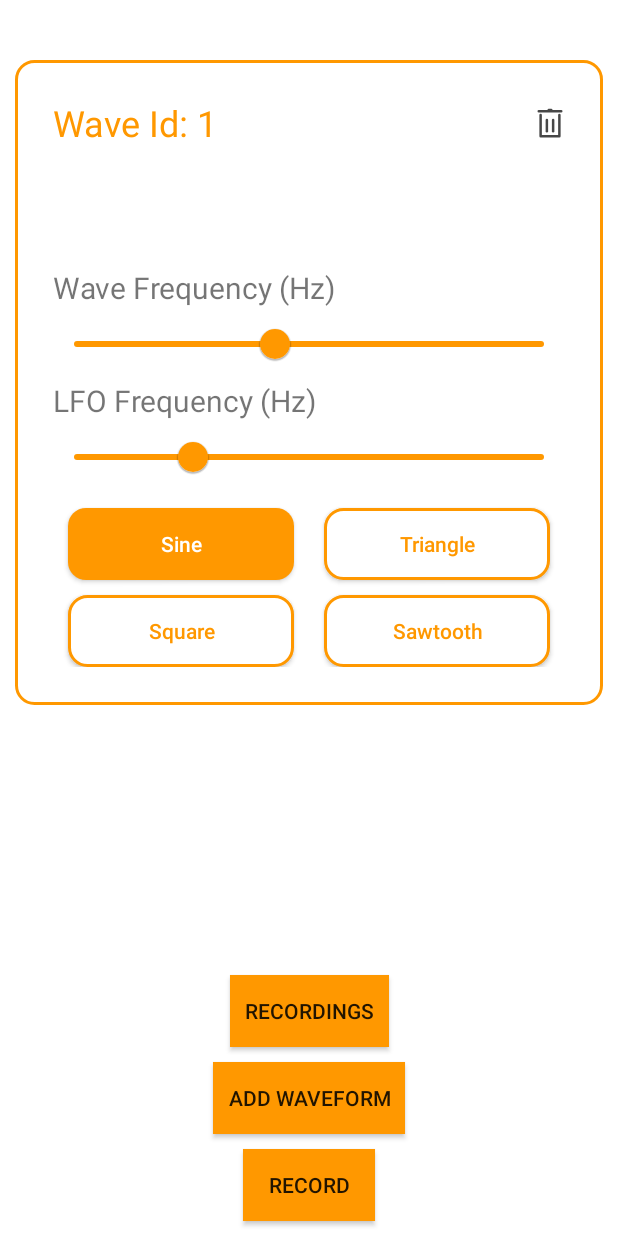
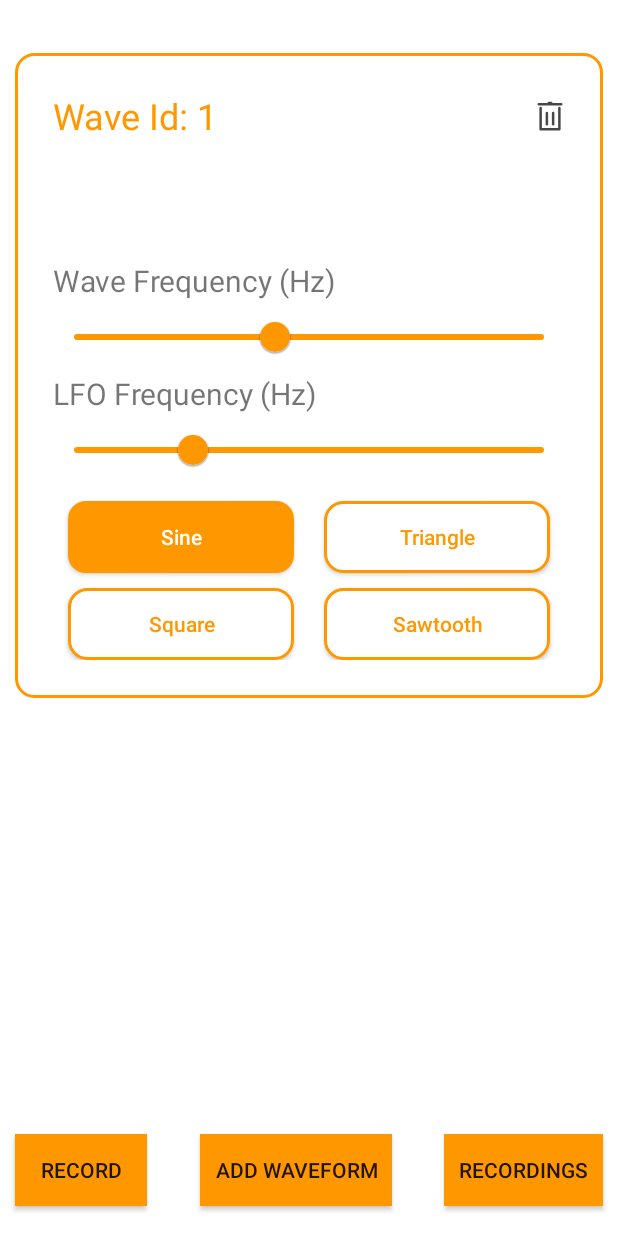
Before and after one commit to Sankar-Ayachitula/Synthesizer-App, an Android app: the screen it shows after launch (MainActivity), after a tap on "Sine", on a phone screen of 412 x 824 dp. Run offline under Robolectric (Android 15) with nearby library versions, the phone set to English and light mode, and no system bars; 3 statements that could not run were skipped; 1 other tap on this screen came first.

Commit message:
Created Horizontal chain of buttons in Main Activity

```diff
--- a/app/src/main/res/layout/activity_main.xml
+++ b/app/src/main/res/layout/activity_main.xml
@@ -21,49 +21,57 @@
 <!--        />-->
 
     <!-- For the Record and stop button -->
+
+        <androidx.recyclerview.widget.RecyclerView
+        android:id="@+id/rv_waveform"
+        android:layout_width="match_parent"
+        android:layout_height="match_parent"
+        android:layout_marginTop="25dp"
+        app:layout_constraintBottom_toTopOf="@id/addWaveForm"
+        app:layout_constraintEnd_toEndOf="parent"
+        app:layout_constraintHorizontal_bias="0.0"
+        app:layout_constraintStart_toStartOf="parent"
+        app:layout_constraintTop_toTopOf="parent"
+        app:layout_constraintVertical_bias="0.0" />
+
     <Button
         android:id="@+id/btnRecord"
         android:layout_width="wrap_content"
         android:layout_height="wrap_content"
+        android:layout_margin="10dp"
+        android:background="@color/orange"
         android:text="Record"
-        android:background="@color/orange"
-        android:layout_marginBottom="10dp"
-        app:layout_constraintBottom_toBottomOf="parent"
-        app:layout_constraintEnd_toEndOf="parent"
-        app:layout_constraintStart_toStartOf="parent" />
-
-    <androidx.recyclerview.widget.RecyclerView
-        android:id="@+id/rv_waveform"
-        android:layout_width="match_parent"
-        android:layout_height="match_parent"
-        android:layout_marginTop="30dp"
-        app:layout_constraintBottom_toBottomOf="parent"
-        app:layout_constraintEnd_toEndOf="parent"
+        app:layout_constraintBottom_toBottomOf="@id/addWaveForm"
+        app:layout_constraintEnd_toStartOf="@id/addWaveForm"
+        app:layout_constraintHorizontal_chainStyle="spread_inside"
         app:layout_constraintStart_toStartOf="parent"
-        app:layout_constraintTop_toTopOf="parent" />
+        app:layout_constraintTop_toTopOf="@+id/addWaveForm" />
 
     <Button
         android:id="@+id/addWaveForm"
         android:layout_width="wrap_content"
         android:layout_height="wrap_content"
+        android:layout_marginHorizontal="10dp"
+        android:layout_marginBottom="20dp"
+        android:background="@color/orange"
+        android:paddingHorizontal="10dp"
         android:text="ADD WAVEFORM"
-        android:layout_margin="10dp"
-        android:paddingHorizontal="10dp"
-        android:background="@color/orange"
-        app:layout_constraintBottom_toTopOf="@id/btnRecord"
-        app:layout_constraintEnd_toEndOf="parent"
-        app:layout_constraintStart_toStartOf="parent" />
+        app:layout_constraintBottom_toBottomOf="parent"
+        app:layout_constraintEnd_toStartOf="@id/btnHistory"
+        app:layout_constraintStart_toEndOf="@id/btnRecord" />
 
     <Button
         android:id="@+id/btnHistory"
         android:layout_width="wrap_content"
         android:layout_height="wrap_content"
+        android:layout_margin="10dp"
+        android:layout_marginBottom="84dp"
+        android:background="@color/orange"
+        android:paddingHorizontal="10dp"
         android:text="Recordings"
-        android:layout_margin="10dp"
-        android:paddingHorizontal="10dp"
-        android:background="@color/orange"
-        app:layout_constraintBottom_toTopOf="@+id/addWaveForm"
+        app:layout_constraintBottom_toBottomOf="@id/addWaveForm"
         app:layout_constraintEnd_toEndOf="parent"
-        app:layout_constraintStart_toStartOf="parent" />
+        app:layout_constraintStart_toEndOf="@id/addWaveForm"
+        app:layout_constraintTop_toTopOf="@+id/addWaveForm" />
 
 </androidx.constraintlayout.widget.ConstraintLayout>
```
